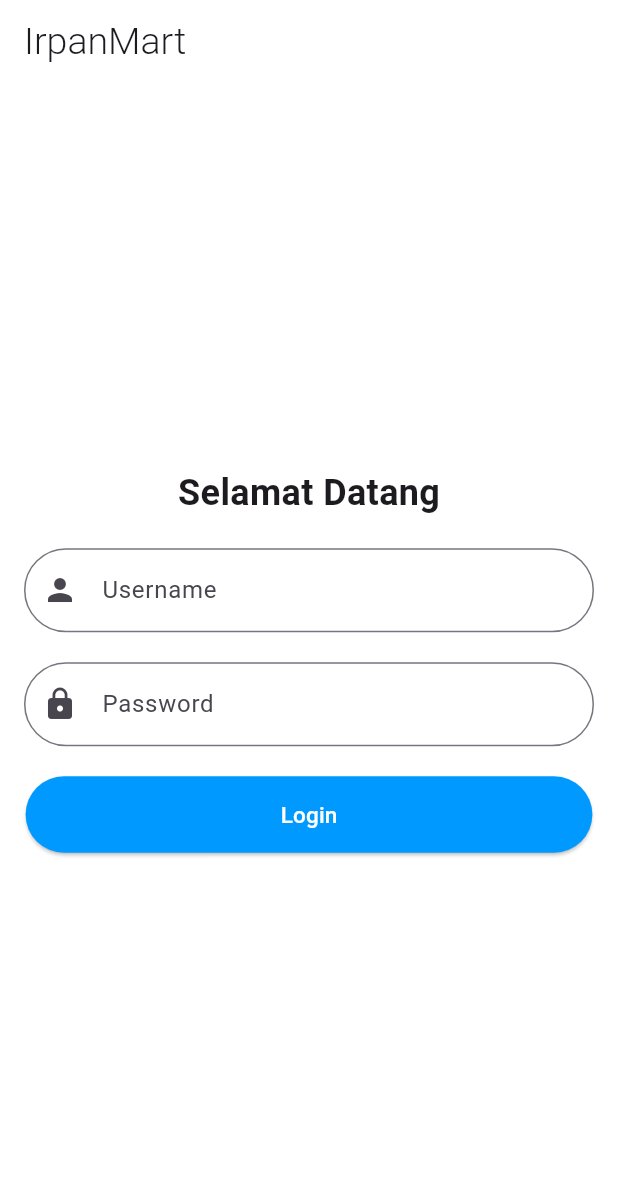
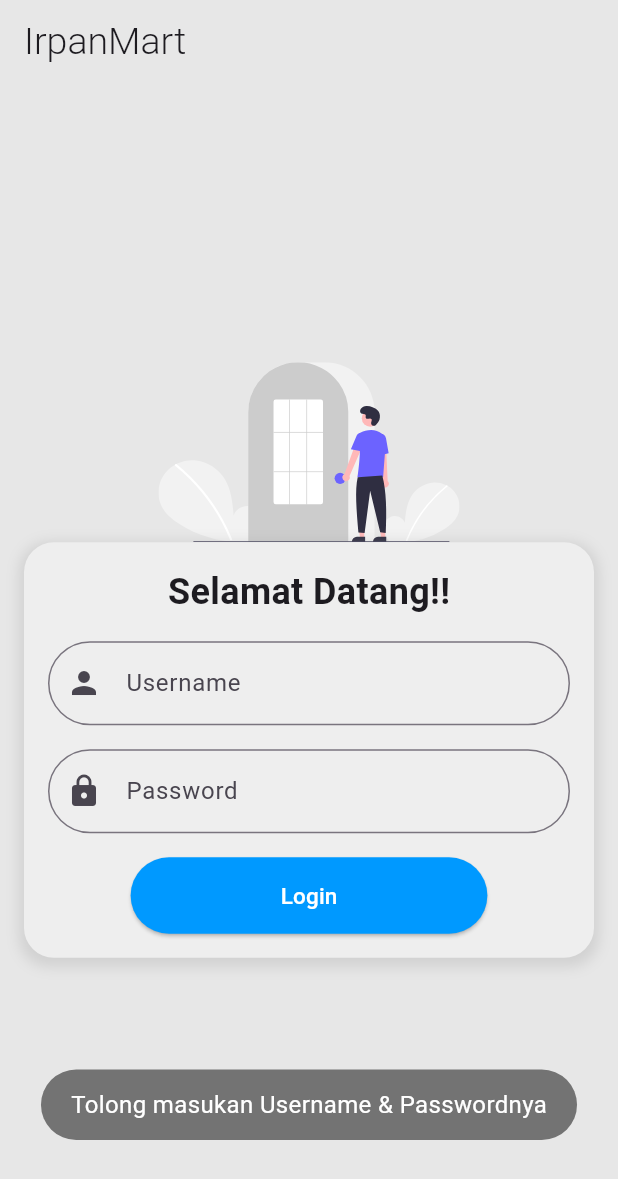
Before and after one commit to yipan12/login_dashboard, a Flutter app: the screen it shows after launch, after a tap on "Login", on a phone screen of 412 x 824 dp. Shown: the top 1179 px of the screen. Run offline on Flutter 3.47's test engine with Material 3 defaults, Android fonts, the phone set to English and light mode, and no system bars; drawn by our look-alikes of animated_text_kit; our stand-ins replace flutter_svg, fluttertoast.

Commit message:
MENAMBAHKAN DASHBOARD, FLUTTER TOAST, ANIMATE TEXT DAN SVG SERTA STYLING KECIL KECILAN

```diff
--- a/lib/main.dart
+++ b/lib/main.dart
@@ -1,4 +1,8 @@
 import 'package:flutter/material.dart';
+import 'package:animated_text_kit/animated_text_kit.dart';
+import 'package:flutter_svg/flutter_svg.dart';
+import 'package:fluttertoast/fluttertoast.dart';
+import 'package:login_dashboard/dashboard.dart';
 
 void main() {
   runApp(MyApp());
@@ -14,7 +18,54 @@ class MyApp extends StatelessWidget {
   }
 }
 
-class LoginPage extends StatelessWidget {
+class LoginPage extends StatefulWidget {
+  @override
+  _LoginPageState createState() => _LoginPageState();
+}
+
+class _LoginPageState extends State<LoginPage> {
+  final TextEditingController _usernameController = TextEditingController();
+  final TextEditingController _passwordController = TextEditingController();
+
+  @override
+  void dispose() {
+    _usernameController.dispose();
+    _passwordController.dispose();
+    super.dispose();
+  }
+
+  void showToast() {
+    Fluttertoast.showToast(
+      msg: "Tolong masukan Username & Passwordnya",
+      toastLength: Toast.LENGTH_LONG,
+      gravity: ToastGravity.BOTTOM,
+      timeInSecForIosWeb: 1,
+      backgroundColor: Colors.black.withOpacity(0.5),
+      textColor: Colors.white,
+      fontSize: 16.0,
+    );
+  }
+
+  void _login(BuildContext context) {
+    String username = _usernameController.text;
+    String password = _passwordController.text;
+
+    if (username.isEmpty || password.isEmpty) {
+      showToast(); // Memanggil toast saat username atau password kosong
+    } else if (username == "Irpan" && password == "123") {
+      Navigator.push(
+        context,
+        MaterialPageRoute(builder: (context) => dashboard()),
+      );
+    } else {
+      ScaffoldMessenger.of(context).showSnackBar(
+        SnackBar(
+          content: Text("Username atau Password salah"),
+        ),
+      );
+    }
+  }
+
   @override
   Widget build(BuildContext context) {
     return Scaffold(
@@ -26,67 +77,103 @@ class LoginPage extends StatelessWidget {
             fontWeight: FontWeight.w300,
           ),
         ),
-        backgroundColor: const Color.fromARGB(255, 255, 255, 255),
+        backgroundColor: Color.fromARGB(255, 231, 231, 231),
       ),
       body: Container(
-        color: Color.fromARGB(255, 255, 255, 255),
+        color: Color.fromARGB(255, 231, 231, 231),
         padding: const EdgeInsets.all(16.0),
         child: Column(
           mainAxisAlignment: MainAxisAlignment.center,
           children: [
-            Text(
-              "Selamat Datang",
-              style: TextStyle(
+            SvgPicture.asset(
+              'asset/svg/undraw_login_re_4vu2.svg',
+              height: 120,
+            ),
+            Container(
+              padding: EdgeInsets.all(16.0),
+              decoration: BoxDecoration(
+                color: const Color.fromARGB(255, 238, 238, 238),
+                borderRadius: BorderRadius.circular(20),
+                boxShadow: [
+                  BoxShadow(
+                    color: Colors.grey.withOpacity(0.3),
+                    spreadRadius: 3,
+                    blurRadius: 7,
+                    offset: Offset(0, 3),
+                  ),
+                ],
+              ),
+              child: Column(
+                children: [
+                  AnimatedTextKit(
+                    animatedTexts: [
+                      TypewriterAnimatedText(
+                        "Selamat Datang!!",
+                        textStyle: TextStyle(
                           fontSize: 24,
                           fontWeight: FontWeight.bold,
                         ),
+                        speed: const Duration(milliseconds: 500),
                       ),
-            SizedBox(height: 20),
+                    ],
+                    totalRepeatCount: 2,
+                    isRepeatingAnimation: false,
+                  ),
+                  SizedBox(height: 16),
                   TextField(
+                    controller: _usernameController,
                     decoration: InputDecoration(
                       labelText: 'Username',
-                border:
-                    OutlineInputBorder(borderRadius: BorderRadius.circular(30)),
+                      border: OutlineInputBorder(
+                        borderRadius: BorderRadius.circular(30),
+                      ),
                       focusedBorder: OutlineInputBorder(
-                    borderRadius: BorderRadius.circular(20),
+                        borderRadius: BorderRadius.circular(30),
                         borderSide: BorderSide(
                           color: Colors.blue,
                           width: 2.0,
-                    )),
+                        ),
+                      ),
                       prefixIcon: Icon(Icons.person),
                     ),
                   ),
-            SizedBox(height: 20),
+                  SizedBox(height: 16),
                   TextField(
+                    controller: _passwordController,
                     decoration: InputDecoration(
                       labelText: 'Password',
-                border:
-                    OutlineInputBorder(borderRadius: BorderRadius.circular(30)),
+                      border: OutlineInputBorder(
+                        borderRadius: BorderRadius.circular(30),
+                      ),
                       focusedBorder: OutlineInputBorder(
-                    borderRadius: BorderRadius.circular(20),
+                        borderRadius: BorderRadius.circular(30),
                         borderSide: BorderSide(
                           color: Colors.blue,
                           width: 2.0,
-                    )),
+                        ),
+                      ),
                       prefixIcon: Icon(Icons.lock),
                     ),
                     obscureText: true,
                   ),
-            SizedBox(height: 20),
+                  SizedBox(height: 16),
                   ElevatedButton(
-              onPressed: () {
-                // Handle login action
-              },
+                    onPressed: () => _login(context),
                     child: Text(
                       "Login",
                       style: TextStyle(
                         color: Colors.white,
                         fontWeight: FontWeight.w500,
-                    fontSize: 15),
+                        fontSize: 15,
+                      ),
                     ),
                     style: ElevatedButton.styleFrom(
-                padding: EdgeInsets.symmetric(horizontal: 170, vertical: 15),
+                      padding:
+                          EdgeInsets.symmetric(horizontal: 100, vertical: 15),
                       backgroundColor: const Color.fromARGB(255, 0, 153, 255),
+                    ),
+                  ),
+                ],
               ),
             ),
           ],
```
Also changed, not shown: lib/dashboard.dart (added, +49 -0 lines), pubspec.yaml (+5 -3 lines), asset/svg/undraw_login_re_4vu2.svg (added), pubspec.lock. Lines whose indentation alone changed are shown as unchanged.
